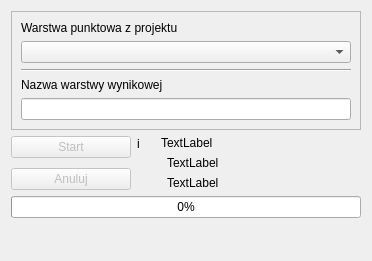
The window that wyszukiwarka-gugik-uldk/modules/point_layer_import/main_base.ui (gis-support/wyszukiwarka-gugik-uldk) describes before a commit, drawn with Qt 5.
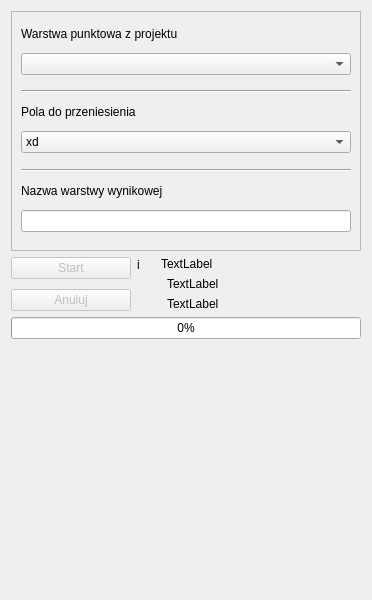
The same window after the commit. Custom widgets are drawn as their Qt base class.

Commit message: unikanie duplikatów, wybór kolumn do przeniesienia do warstwy wynikowej

Diff of the .ui file:
```diff
--- a/wyszukiwarka-gugik-uldk/modules/point_layer_import/main_base.ui
+++ b/wyszukiwarka-gugik-uldk/modules/point_layer_import/main_base.ui
@@ -7,7 +7,7 @@
     <x>0</x>
     <y>0</y>
     <width>368</width>
-    <height>261</height>
+    <height>600</height>
    </rect>
   </property>
   <property name="windowTitle">
@@ -20,21 +20,24 @@
    <enum>QFrame::Raised</enum>
   </property>
   <layout class="QVBoxLayout" name="verticalLayout">
-   <property name="spacing">
-    <number>6</number>
-   </property>
    <item>
     <widget class="QFrame" name="frame">
      <property name="sizePolicy">
-      <sizepolicy hsizetype="Preferred" vsizetype="Maximum">
+      <sizepolicy hsizetype="Preferred" vsizetype="Minimum">
        <horstretch>0</horstretch>
        <verstretch>0</verstretch>
       </sizepolicy>
      </property>
+     <property name="minimumSize">
+      <size>
+       <width>0</width>
+       <height>240</height>
+      </size>
+     </property>
      <property name="maximumSize">
       <size>
        <width>16777215</width>
-       <height>150</height>
+       <height>16777215</height>
       </size>
      </property>
      <property name="frameShape">
@@ -43,15 +46,40 @@
      <property name="frameShadow">
       <enum>QFrame::Raised</enum>
      </property>
-     <layout class="QVBoxLayout" name="verticalLayout_6">
-      <item>
        <layout class="QVBoxLayout" name="verticalLayout_5">
         <item>
+       <widget class="QFrame" name="frame_4">
+        <property name="frameShape">
+         <enum>QFrame::NoFrame</enum>
+        </property>
+        <property name="frameShadow">
+         <enum>QFrame::Raised</enum>
+        </property>
+        <layout class="QVBoxLayout" name="verticalLayout_7">
+         <property name="leftMargin">
+          <number>0</number>
+         </property>
+         <property name="topMargin">
+          <number>0</number>
+         </property>
+         <property name="rightMargin">
+          <number>0</number>
+         </property>
+         <property name="bottomMargin">
+          <number>6</number>
+         </property>
+         <item>
          <widget class="QLabel" name="label">
+           <property name="minimumSize">
+            <size>
+             <width>0</width>
+             <height>20</height>
+            </size>
+           </property>
           <property name="maximumSize">
            <size>
             <width>16777215</width>
-            <height>25</height>
+             <height>20</height>
            </size>
           </property>
           <property name="text">
@@ -63,6 +91,76 @@
          <widget class="QgsMapLayerComboBox" name="layer_select"/>
         </item>
        </layout>
+       </widget>
+      </item>
+      <item>
+       <widget class="Line" name="line_2">
+        <property name="orientation">
+         <enum>Qt::Horizontal</enum>
+        </property>
+       </widget>
+      </item>
+      <item>
+       <widget class="QFrame" name="frame_3">
+        <property name="frameShape">
+         <enum>QFrame::NoFrame</enum>
+        </property>
+        <property name="frameShadow">
+         <enum>QFrame::Raised</enum>
+        </property>
+        <layout class="QVBoxLayout" name="verticalLayout_6">
+         <property name="leftMargin">
+          <number>0</number>
+         </property>
+         <property name="topMargin">
+          <number>0</number>
+         </property>
+         <property name="rightMargin">
+          <number>0</number>
+         </property>
+         <property name="bottomMargin">
+          <number>6</number>
+         </property>
+         <item>
+          <widget class="QLabel" name="label_4">
+           <property name="maximumSize">
+            <size>
+             <width>16777215</width>
+             <height>20</height>
+            </size>
+           </property>
+           <property name="text">
+            <string>Pola do przeniesienia</string>
+           </property>
+           <property name="wordWrap">
+            <bool>true</bool>
+           </property>
+          </widget>
+         </item>
+         <item>
+          <widget class="QgsCheckableComboBox" name="combobox_fields_select">
+           <property name="defaultText">
+            <string>Kliknij strzałkę, aby wybrać</string>
+           </property>
+           <item>
+            <property name="text">
+             <string>xd</string>
+            </property>
+           </item>
+           <item>
+            <property name="text">
+             <string>Nowy element</string>
+            </property>
+           </item>
+           <item>
+            <property name="text">
+             <string>dx</string>
+            </property>
+           </item>
+          </widget>
+         </item>
+        </layout>
+       </widget>
       </item>
       <item>
        <widget class="Line" name="line">
@@ -72,9 +170,34 @@
        </widget>
       </item>
       <item>
+       <widget class="QFrame" name="frame_5">
+        <property name="frameShape">
+         <enum>QFrame::NoFrame</enum>
+        </property>
+        <property name="frameShadow">
+         <enum>QFrame::Raised</enum>
+        </property>
        <layout class="QVBoxLayout" name="verticalLayout_4">
+         <property name="leftMargin">
+          <number>0</number>
+         </property>
+         <property name="topMargin">
+          <number>0</number>
+         </property>
+         <property name="rightMargin">
+          <number>0</number>
+         </property>
+         <property name="bottomMargin">
+          <number>6</number>
+         </property>
         <item>
          <widget class="QLabel" name="label_2">
+           <property name="maximumSize">
+            <size>
+             <width>16777215</width>
+             <height>20</height>
+            </size>
+           </property>
           <property name="text">
            <string>Nazwa warstwy wynikowej</string>
           </property>
@@ -94,6 +217,7 @@
          </widget>
         </item>
        </layout>
+       </widget>
       </item>
      </layout>
     </widget>
@@ -274,6 +398,11 @@
   </layout>
  </widget>
  <customwidgets>
+  <customwidget>
+   <class>QgsCheckableComboBox</class>
+   <extends>QComboBox</extends>
+   <header>qgscheckablecombobox.h</header>
+  </customwidget>
   <customwidget>
    <class>QgsMapLayerComboBox</class>
    <extends>QComboBox</extends>
```
Lines whose indentation alone changed are shown as unchanged. The commit also changes 3 other files.
